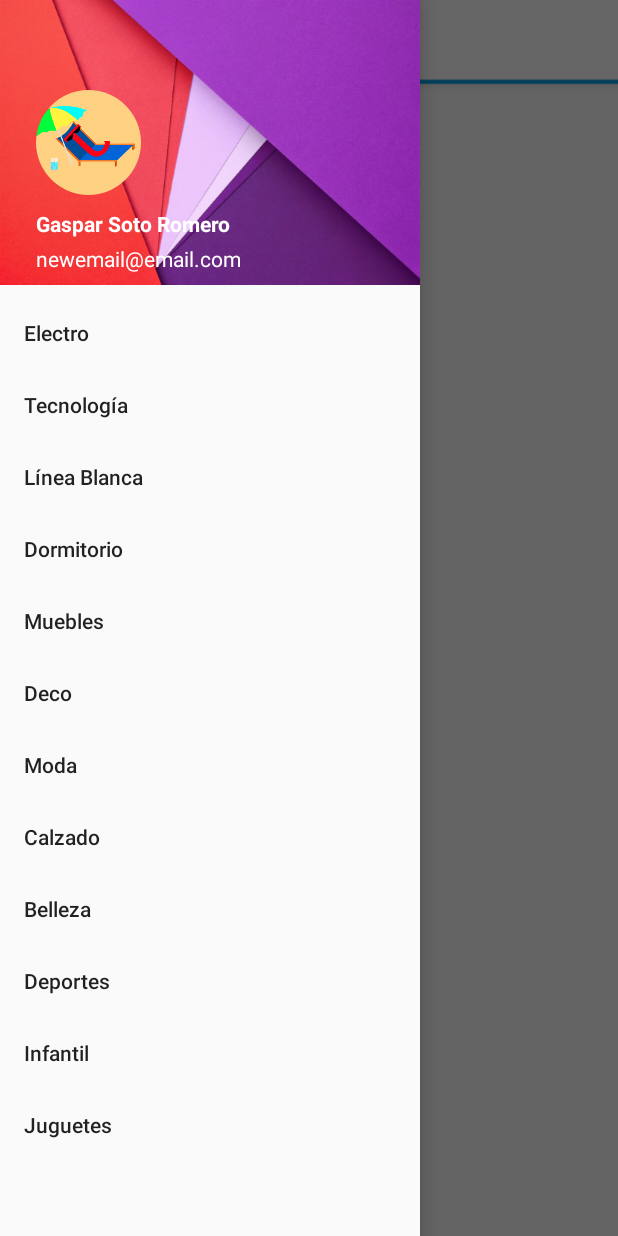
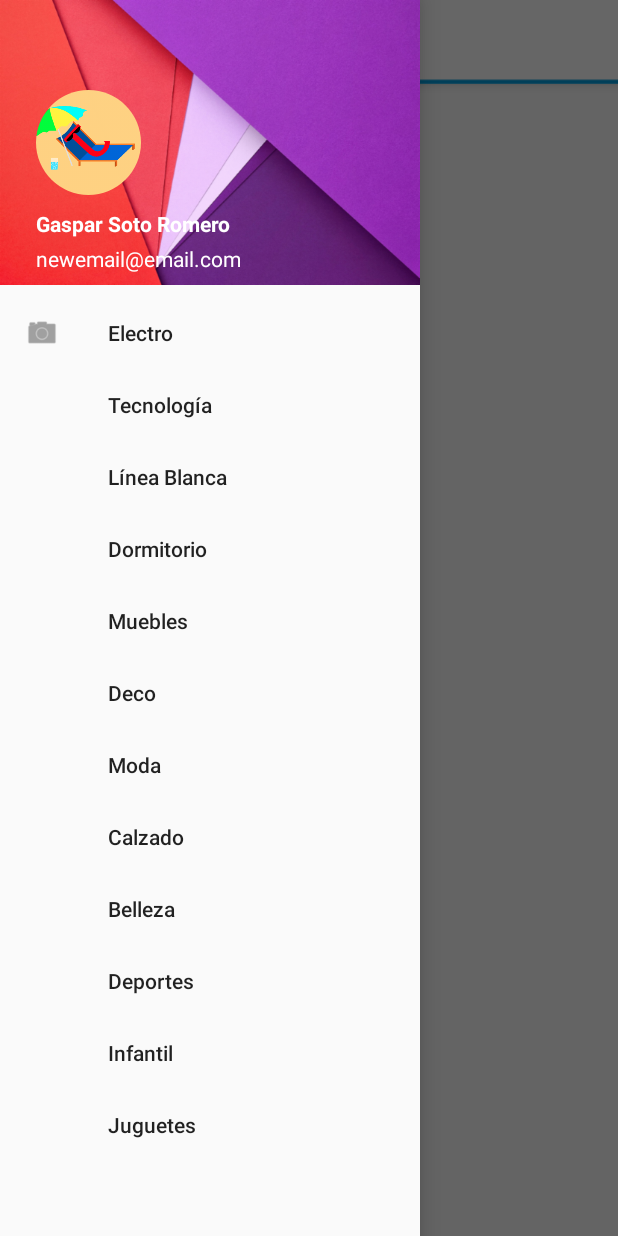
Before and after one commit to Gasperan/androidawesome, an Android app: the screen it shows after launch (MainActivity), with the side drawer open, on a phone screen of 412 x 824 dp. Run offline under Robolectric (Android 15) with nearby library versions, the phone set to English and light mode, and no system bars; our stand-ins replace CircleImageView.

Commit message:
mejoras en el navigation drawer

```diff
--- a/app/src/main/java/com/nisum/storelayout/MainActivity.java
+++ b/app/src/main/java/com/nisum/storelayout/MainActivity.java
@@ -1,5 +1,6 @@
 package com.nisum.storelayout;
 
+import android.graphics.Color;
 import android.os.Bundle;
 import android.support.design.widget.FloatingActionButton;
 import android.support.design.widget.NavigationView;
@@ -34,6 +35,9 @@ public class MainActivity extends AppCompatActivity
 
         toolbar = (Toolbar) findViewById(R.id.toolbar);
         setSupportActionBar(toolbar);
+
+        setTitle("Paris Pilot");
+        setTitleColor(Color.parseColor("#2B8DE1"));
 
         /*
         FloatingActionButton fab = (FloatingActionButton) findViewById(R.id.fab);
--- a/app/src/main/res/layout/app_bar_main.xml
+++ b/app/src/main/res/layout/app_bar_main.xml
@@ -11,6 +11,7 @@
 
         <android.support.v7.widget.Toolbar android:id="@+id/toolbar"
             android:layout_width="match_parent" android:layout_height="?attr/actionBarSize"
+            android:titleTextColor="@color/colorPrimaryDark"
             android:background="@drawable/bar" app:popupTheme="@style/AppTheme.PopupOverlay" />
 
     </android.support.design.widget.AppBarLayout>
@@ -22,9 +23,4 @@
 
     </FrameLayout>
 
-   <!-- <android.support.design.widget.FloatingActionButton android:id="@+id/fab"
-        android:layout_width="wrap_content" android:layout_height="wrap_content"
-        android:layout_gravity="bottom|end" android:layout_margin="@dimen/fab_margin"
-        android:src="@android:drawable/ic_dialog_email" /> -->
-
 </android.support.design.widget.CoordinatorLayout>
--- a/app/src/main/res/menu/activity_main_drawer.xml
+++ b/app/src/main/res/menu/activity_main_drawer.xml
@@ -1,28 +1,7 @@
 <?xml version="1.0" encoding="utf-8"?>
 <menu xmlns:android="http://schemas.android.com/apk/res/android">
-
-    <!--
     <group android:checkableBehavior="single">
-        <item android:id="@+id/nav_camara" android:icon="@android:drawable/ic_menu_camera"
-            android:title="Import" />
-        <item android:id="@+id/nav_gallery" android:icon="@android:drawable/ic_menu_gallery"
-            android:title="Gallery" />
-        <item android:id="@+id/nav_slideshow" android:icon="@android:drawable/ic_menu_slideshow"
-            android:title="Slideshow" />
-        <item android:id="@+id/nav_manage" android:icon="@android:drawable/ic_menu_manage"
-            android:title="Tools" />
-    </group>
-
-    <item android:title="Communicate">
-        <menu>
-            <item android:id="@+id/nav_share" android:icon="@android:drawable/ic_menu_share"
-                android:title="Share" />
-            <item android:id="@+id/nav_send" android:icon="@android:drawable/ic_menu_send"
-                android:title="Send" />
-        </menu>
-    </item>-->
-    <group android:checkableBehavior="single">
-        <item android:id="@+id/electro" android:title="Electro"/>
+        <item  android:icon="@android:drawable/ic_menu_camera" android:id="@+id/electro" android:title="Electro"/>
         <item android:id="@+id/tecno" android:title="Tecnología"/>
         <item android:id="@+id/linea_blanca" android:title="Línea Blanca"/>
         <item android:id="@+id/dormitorio" android:title="Dormitorio"/>
@@ -35,6 +14,4 @@
         <item android:id="@+id/infantil" android:title="Infantil"/>
         <item android:id="@+id/juguetes" android:title="Juguetes"/>
     </group>
-
-
 </menu>
--- a/app/src/main/res/menu/main.xml
+++ /dev/null
@@ -1,12 +0,0 @@
-<menu xmlns:android="http://schemas.android.com/apk/res/android"
-    xmlns:app="http://schemas.android.com/apk/res-auto"
-    xmlns:tools="http://schemas.android.com/tools" tools:context=".MainActivity">
-
-    <item android:id="@+id/action_settings" android:title="hola"
-        android:orderInCategory="100" app:showAsAction="never" />
-
-    <item android:id="@+id/action_search" android:title="Search"
-        android:orderInCategory="1" android:icon="@drawable/ic_search"
-        app:showAsAction="ifRoom" />
-
-</menu>
--- a/app/src/main/res/values/colors.xml
+++ b/app/src/main/res/values/colors.xml
@@ -2,7 +2,7 @@
 <resources>
 
     <color name="colorPrimary">#3F51B5</color>
-    <color name="colorPrimaryDark">#1e88e5</color>
+    <color name="colorPrimaryDark">#2B8DE1</color>
     <color name="colorAccent">#00B0FF</color>
     <color name="colorPrimaryLight">#FFCDD2</color>
     <color name="colorPrimaryText">#212121</color>
```
Also changed, not shown: app/src/main/res/values/strings.xml (+0 -15 lines).
